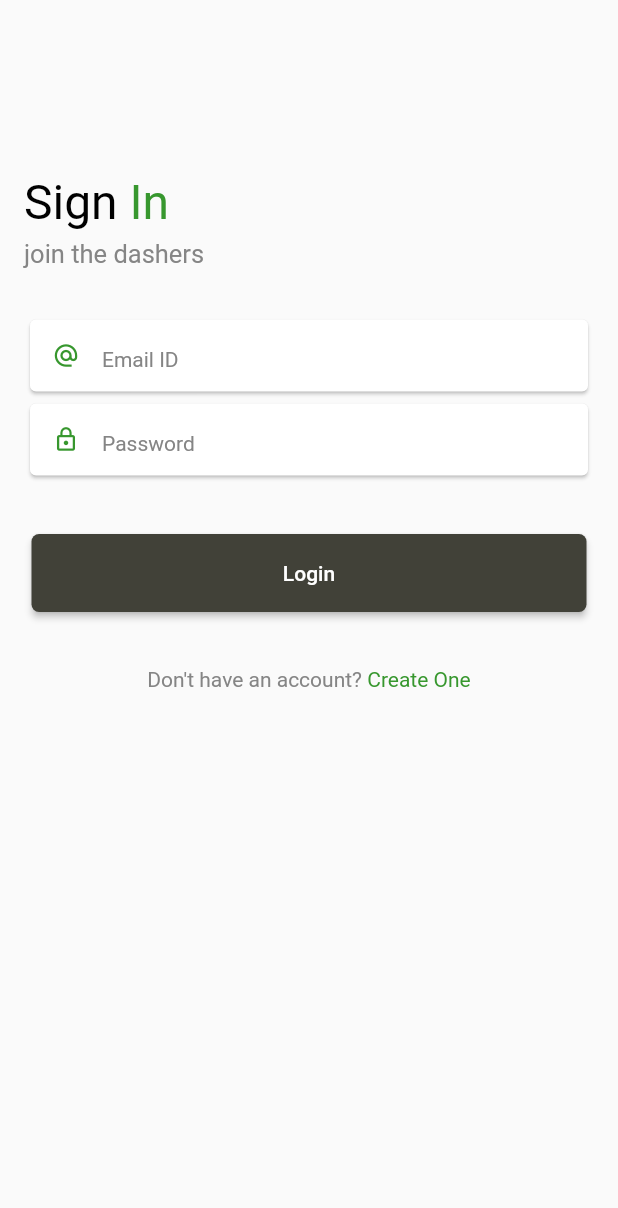
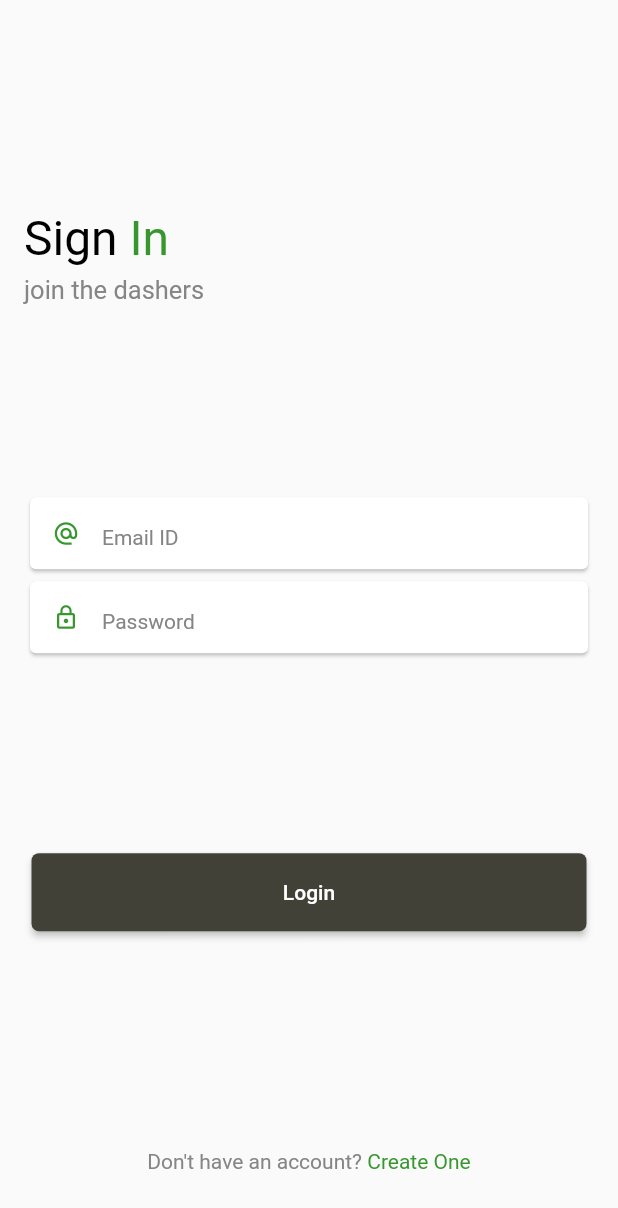
Before and after one commit to momshaddinury/dash-chat, a Flutter app: the LoginScreen screen opened directly, on a phone screen of 412 x 824 dp. Shown: the top 1208 px of the screen. Run offline on Flutter 3.47's test engine with Material 2 defaults, Android fonts, the light colour scheme and no system bars.

Commit message:
login ui update

```diff
--- a/dash_chat_app/lib/features/login/login_screen.dart
+++ b/dash_chat_app/lib/features/login/login_screen.dart
@@ -6,7 +6,7 @@ const kSecondaryColor = Color(0xFF37972e);
 const kGreyColor = Color(0xFF858585);
 const kBlackColor = Colors.black;
 const kWhiteColor = Colors.white;
-const contentSpacing = 16.0;
+const kContentSpacing = 16.0;
 
 
 class LoginScreen extends StatelessWidget {
@@ -24,14 +24,19 @@ class LoginScreen extends StatelessWidget {
   Widget build(BuildContext context) {
     return Scaffold(
       body: SafeArea(
-        child: SingleChildScrollView(
+        child: LayoutBuilder(
+          builder: (context, constraint) {
+            return SingleChildScrollView(
+              child: ConstrainedBox(
+                constraints: BoxConstraints(minHeight: constraint.maxHeight),
+                child: IntrinsicHeight(
                   child: Padding(
-            padding: const EdgeInsets.all(bodyPadding),
+                    padding: const EdgeInsets.all(kContentSpacing),
                     child: Column(
                       crossAxisAlignment: CrossAxisAlignment.stretch,
-              children: [
+                      children: <Widget>[
                         /// A Picture
-                const SizedBox(height: 100, width: double.infinity,),
+                        const Spacer(),
                         /// The Heading
                         const DoubleColorText(
                           primaryText: 'Sign ',
@@ -44,7 +49,7 @@ class LoginScreen extends StatelessWidget {
                             fontSize: 17.0,
                             color: kGreyColor
                         ),),
-                const SizedBox(height: 30.0,),
+                        const Spacer(),
                         /// The Form
                         const PrimaryInputTextField(
                           labelText: 'Email ID',
@@ -55,9 +60,9 @@ class LoginScreen extends StatelessWidget {
                           labelText: 'Password',
                           prefixIcon: Icons.lock_outline,
                           obscureText: true,
-                    bottomSpace: contentSpacing*2,
+                          bottomSpace: kContentSpacing*2,
                         ),
-                const SizedBox(height: 30.0,),
+                        const Spacer(),
                         SizedBox(
                           width: double.infinity,
                           child: PrimaryActionButton(
@@ -65,7 +70,7 @@ class LoginScreen extends StatelessWidget {
                             buttonText: 'Login',
                           ),
                         ),
-                const SizedBox(height: contentSpacing,),
+                        const Spacer(),
                         TextButton(
                           onPressed: (){},
                           child: const DoubleColorText(
@@ -76,6 +81,10 @@ class LoginScreen extends StatelessWidget {
                       ],
                     ),
                   ),
+                ),
+              ),
+            );
+          },
         ),
       ),
     );
@@ -128,7 +137,7 @@ class PrimaryInputTextField extends StatelessWidget{
     required this.prefixIcon,
     this.obscureText = false,
     this.keyboardType = TextInputType.text,
-    this.bottomSpace = contentSpacing,
+    this.bottomSpace = kContentSpacing,
   }) : super(key: key);
 
   @override
```
Also changed, not shown: 1 other file. Lines whose indentation alone changed are shown as unchanged.
